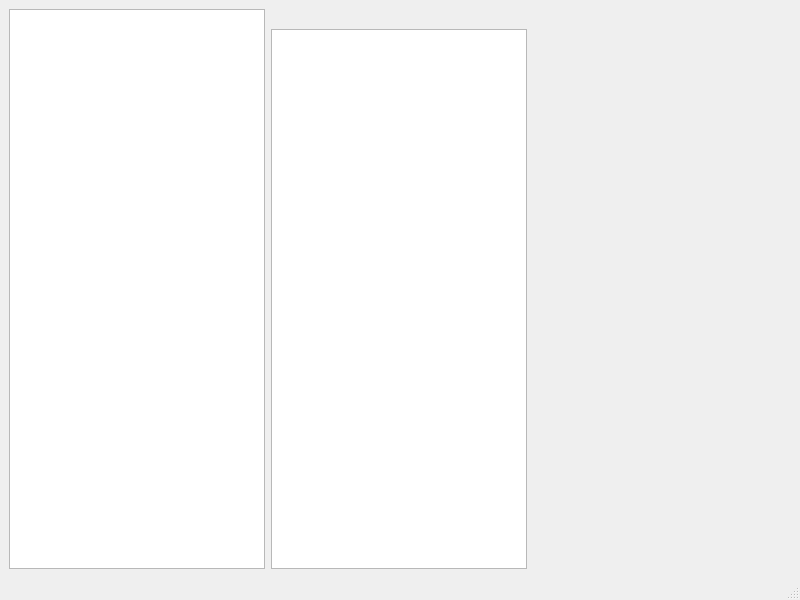
Old version of the form gui/mainWindow.ui in the repository bpittman/pydnd.
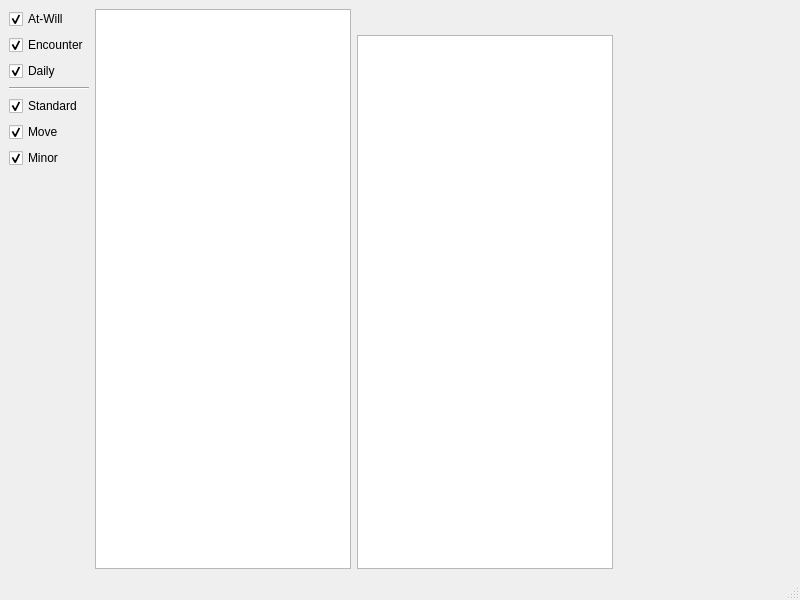
New version of the form.

Commit message: Add filters to power list

Patch:
```diff
--- a/gui/mainWindow.ui
+++ b/gui/mainWindow.ui
@@ -15,7 +15,7 @@
   </property>
   <widget class="QWidget" name="centralwidget">
    <layout class="QGridLayout" name="gridLayout">
-    <item row="1" column="2">
+    <item row="4" column="3">
      <spacer name="horizontalSpacer">
       <property name="orientation">
        <enum>Qt::Horizontal</enum>
@@ -28,7 +28,7 @@
       </property>
      </spacer>
     </item>
-    <item row="0" column="0" rowspan="2">
+    <item row="0" column="1" rowspan="5">
      <widget class="QListWidget" name="powersList">
       <property name="sizePolicy">
        <sizepolicy hsizetype="Preferred" vsizetype="Expanding">
@@ -38,7 +38,7 @@
       </property>
      </widget>
     </item>
-    <item row="1" column="1">
+    <item row="4" column="2">
      <widget class="QTextEdit" name="powerText">
       <property name="sizePolicy">
        <sizepolicy hsizetype="Preferred" vsizetype="MinimumExpanding">
@@ -51,7 +51,7 @@
       </property>
      </widget>
     </item>
-    <item row="0" column="1">
+    <item row="0" column="2" rowspan="3">
      <widget class="QLabel" name="powerImageLabel">
       <property name="sizePolicy">
        <sizepolicy hsizetype="Preferred" vsizetype="Preferred">
@@ -67,6 +67,99 @@
       </property>
      </widget>
     </item>
+    <item row="0" column="0" rowspan="5">
+     <layout class="QVBoxLayout" name="verticalLayout">
+      <item>
+       <widget class="QCheckBox" name="atWillCheck">
+        <property name="text">
+         <string>At-Will</string>
+        </property>
+        <property name="checkable">
+         <bool>true</bool>
+        </property>
+        <property name="checked">
+         <bool>true</bool>
+        </property>
+       </widget>
+      </item>
+      <item>
+       <widget class="QCheckBox" name="encounterCheck">
+        <property name="text">
+         <string>Encounter</string>
+        </property>
+        <property name="checkable">
+         <bool>true</bool>
+        </property>
+        <property name="checked">
+         <bool>true</bool>
+        </property>
+       </widget>
+      </item>
+      <item>
+       <widget class="QCheckBox" name="dailyCheck">
+        <property name="text">
+         <string>Daily</string>
+        </property>
+        <property name="checkable">
+         <bool>true</bool>
+        </property>
+        <property name="checked">
+         <bool>true</bool>
+        </property>
+       </widget>
+      </item>
+      <item>
+       <widget class="Line" name="line">
+        <property name="orientation">
+         <enum>Qt::Horizontal</enum>
+        </property>
+       </widget>
+      </item>
+      <item>
+       <widget class="QCheckBox" name="standardCheck">
+        <property name="text">
+         <string>Standard</string>
+        </property>
+        <property name="checked">
+         <bool>true</bool>
+        </property>
+       </widget>
+      </item>
+      <item>
+       <widget class="QCheckBox" name="moveCheck">
+        <property name="text">
+         <string>Move</string>
+        </property>
+        <property name="checked">
+         <bool>true</bool>
+        </property>
+       </widget>
+      </item>
+      <item>
+       <widget class="QCheckBox" name="minorCheck">
+        <property name="text">
+         <string>Minor</string>
+        </property>
+        <property name="checked">
+         <bool>true</bool>
+        </property>
+       </widget>
+      </item>
+      <item>
+       <spacer name="verticalSpacer">
+        <property name="orientation">
+         <enum>Qt::Vertical</enum>
+        </property>
+        <property name="sizeHint" stdset="0">
+         <size>
+          <width>20</width>
+          <height>40</height>
+         </size>
+        </property>
+       </spacer>
+      </item>
+     </layout>
+    </item>
    </layout>
   </widget>
   <widget class="QMenuBar" name="menubar">
```
The commit also changes 2 other files.
